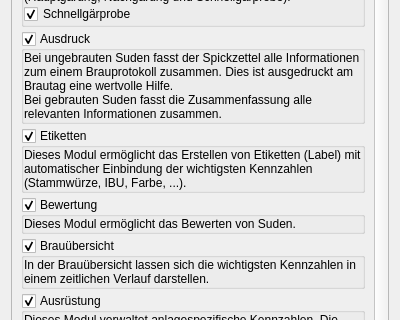
Before: the Qt Designer form kleiner-brauhelfer/dialogs/dlgmodule.ui in kleiner-brauhelfer/kleiner-brauhelfer-2, drawn with Qt 5; both pictures show x 0 to 400 and y 97 to 417 of the 400 by 600 pixel window.
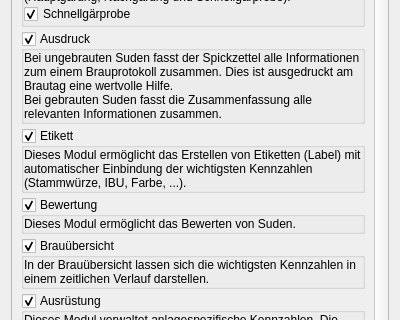
After: the same form once the commit is applied.

Commit message: Reiter Etikett ersetzt durch Dialog

Patch:
```diff
--- a/kleiner-brauhelfer/dialogs/dlgmodule.ui
+++ b/kleiner-brauhelfer/dialogs/dlgmodule.ui
@@ -142,7 +142,7 @@
        <item>
         <widget class="QGroupBox" name="gbModuleEtikette">
          <property name="title">
-          <string>Etiketten</string>
+          <string>Etikett</string>
          </property>
          <property name="checkable">
           <bool>true</bool>
```
Left out of the diff: 2 changed lines with no effect on the pictures. The commit also changes 18 other files.
